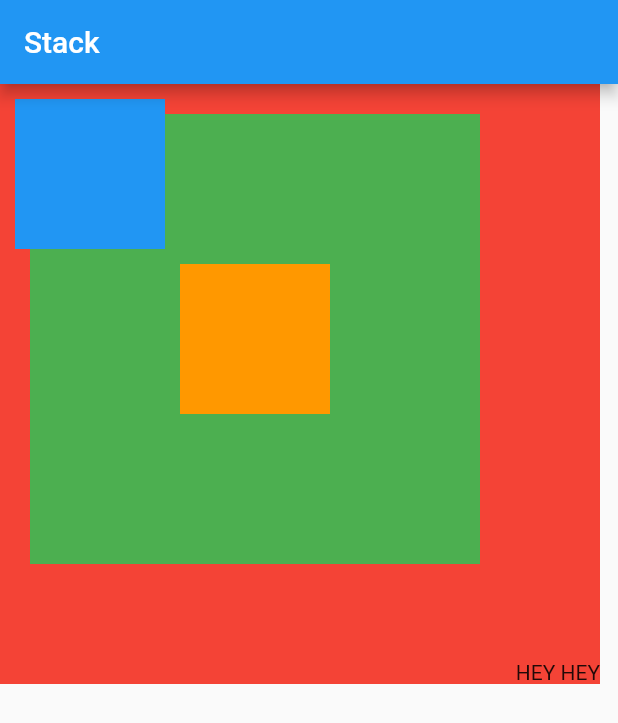
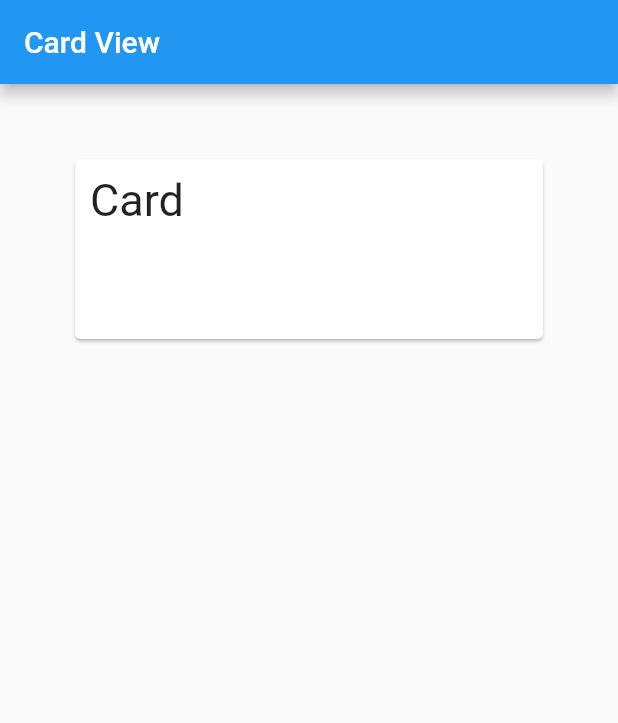
Before and after one commit to kazuma-fujita/flutter_doc_jp_layout_tutorial, a Flutter app: the screen it shows after launch, on a phone screen of 412 x 824 dp. Shown: the top 723 px of the screen. Run offline on Flutter 3.47's test engine with Material 2 defaults, Android fonts, the phone set to English and light mode, and no system bars.

Commit message:
add card view

```diff
--- /dev/null
+++ b/lib/card_view.dart
@@ -0,0 +1,26 @@
+import 'package:flutter/material.dart';
+
+class CardWidget extends StatelessWidget {
+  @override
+  Widget build(BuildContext context) {
+    return MaterialApp(
+      home: Scaffold(
+        appBar: AppBar(
+          title: const Text('Card View'),
+        ),
+        body: Card(
+          margin: const EdgeInsets.all(50),
+          child: Container(
+            margin: const EdgeInsets.all(10),
+            width: 300,
+            height: 100,
+            child: const Text(
+              'Card',
+              style: TextStyle(fontSize: 30),
+            ),
+          ),
+        ),
+      ),
+    );
+  }
+}
--- a/lib/main.dart
+++ b/lib/main.dart
@@ -1,10 +1,10 @@
 import 'package:flutter/material.dart';
 import 'package:flutter/rendering.dart';
-import 'package:flutter_doc_jp_layout_tutorial/stack_view.dart';
+import 'package:flutter_doc_jp_layout_tutorial/card_view.dart';
 
 void main() {
   debugPaintSizeEnabled = true;
-  runApp(StackWidget());
+  runApp(CardWidget());
 }
 
 class MyApp extends StatelessWidget {
```
